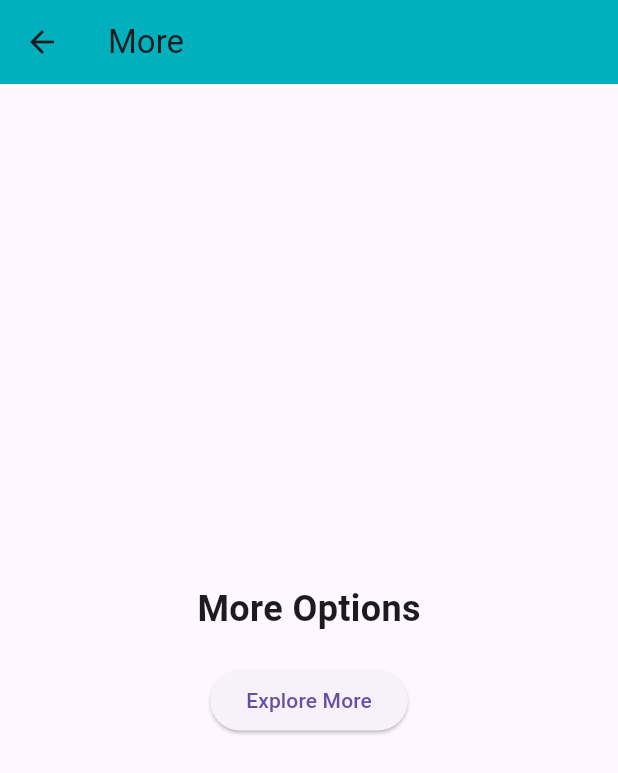
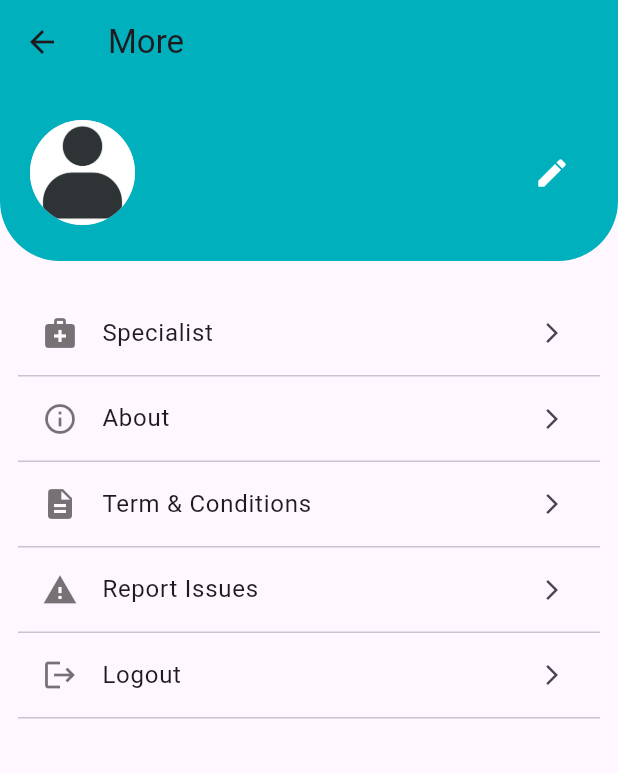
Before and after one commit to adimerpaul/doctorapp, a Flutter app: the MorePage screen opened directly, on a phone screen of 412 x 824 dp. Shown: the top 773 px of the screen. Run offline on Flutter 3.47's test engine with Material 3 defaults, Android fonts, the phone set to English and light mode, and no system bars; our stand-ins replace auto_size_text, carousel_slider, flutter_dotenv, get, sqflite; accounts and stored records are empty; network calls fail.

Commit message:
Funcinando login y logout

```diff
--- a/lib/model/user_model.dart
+++ b/lib/model/user_model.dart
@@ -1,15 +1,37 @@
+import 'package:flutter_dotenv/flutter_dotenv.dart';
+
 class UserModel {
   final String userId;
   final String name;
   final String token;
+  final String? email;
+  final String? avatar;
+  final String? role;
 
-  UserModel({required this.userId, required this.name, required this.token});
+  UserModel({
+    required this.userId,
+    required this.name,
+    required this.token,
+    this.email,
+    this.avatar,
+    this.role,
+  });
 
   factory UserModel.fromMap(Map<String, dynamic> map) {
     return UserModel(
       userId: map['user_id'],
       name: map['name'],
       token: map['token'],
+      email: map['email'],
+      avatar: map['avatar'],
+      role: map['role'],
     );
   }
+
+  /// URL completo del avatar desde IMG_BASE_URL + avatar
+  String get avatarUrl {
+    if (avatar == null || avatar!.isEmpty) return '';
+    final baseUrl = dotenv.env['IMG_BASE_URL'] ?? '';
+    return '$baseUrl/$avatar';
+  }
 }
--- a/lib/view/more/more_page.dart
+++ b/lib/view/more/more_page.dart
@@ -1,7 +1,11 @@
 import 'package:flutter/material.dart';
+import 'package:get/get.dart';
+import '../../controller/auth_controller.dart';
 
 class MorePage extends StatelessWidget {
-  const MorePage({super.key});
+  MorePage({super.key});
+
+  final authController = Get.find<AuthController>();
 
   @override
   Widget build(BuildContext context) {
@@ -10,30 +14,96 @@ class MorePage extends StatelessWidget {
         title: const Text('More'),
         backgroundColor: const Color(0xFF00b0bd),
       ),
-      body: Center(
-        child: Padding(
-          padding: const EdgeInsets.all(16.0),
+      body: Column(
+        children: [
+          Obx(() {
+            final user = authController.currentUser.value;
+
+            return Container(
+              width: double.infinity,
+              decoration: const BoxDecoration(
+                color: Color(0xFF00b0bd),
+                borderRadius: BorderRadius.only(
+                  bottomLeft: Radius.circular(40),
+                  bottomRight: Radius.circular(40),
+                ),
+              ),
+              padding: const EdgeInsets.symmetric(horizontal: 20, vertical: 24),
+              child: Row(
+                children: [
+                  CircleAvatar(
+                    radius: 35,
+                    backgroundImage: (user != null && user.avatarUrl.isNotEmpty)
+                        ? NetworkImage(user.avatarUrl)
+                        : const AssetImage('assets/images/default_avatar.png'),
+                  ),
+                  const SizedBox(width: 16),
+                  Expanded(
                     child: Column(
-            mainAxisAlignment: MainAxisAlignment.center,
+                      crossAxisAlignment: CrossAxisAlignment.start,
                       children: [
-              const Text(
-                'More Options',
-                style: TextStyle(fontSize: 24, fontWeight: FontWeight.bold),
+                        Text(
+                          user?.name ?? 'Nombre de Usuario',
+                          style: const TextStyle(
+                            color: Colors.white,
+                            fontSize: 18,
+                            fontWeight: FontWeight.bold,
                           ),
-              const SizedBox(height: 20),
-              ElevatedButton(
-                onPressed: () {
-                  // Aquí iría la lógica para más opciones
-                },
-                style: ElevatedButton.styleFrom(
-                  // primary: const Color(0xFF00b0bd), // Color del botón
                         ),
-                child: const Text('Explore More'),
+                        Text(
+                          user?.email ?? '',
+                          style: const TextStyle(
+                            color: Colors.white70,
+                            fontSize: 14,
+                          ),
                         ),
                       ],
                     ),
                   ),
+                  IconButton(
+                    onPressed: () {
+                      // TODO: acción editar perfil
+                    },
+                    icon: const Icon(Icons.edit, color: Colors.white),
+                  )
+                ],
+              ),
+            );
+          }),
+
+          const SizedBox(height: 20),
+
+          Expanded(
+            child: ListView(
+              padding: const EdgeInsets.symmetric(horizontal: 12),
+              children: [
+                _buildListTile("Specialist", Icons.medical_services, () {}),
+                _buildListTile("About", Icons.info_outline, () {}),
+                _buildListTile("Term & Conditions", Icons.description, () {}),
+                _buildListTile("Report Issues", Icons.report_problem, () {}),
+                _buildListTile("Logout", Icons.logout, () async {
+                  await authController.logout();
+                  Get.offAllNamed('/home');
+                }),
+              ],
+            ),
+          )
+        ],
       ),
     );
   }
+
+  Widget _buildListTile(String title, IconData icon, VoidCallback onTap) {
+    return Column(
+      children: [
+        ListTile(
+          leading: Icon(icon, color: Colors.black54),
+          title: Text(title),
+          trailing: const Icon(Icons.arrow_forward_ios, size: 16),
+          onTap: onTap,
+        ),
+        const Divider(height: 1),
+      ],
+    );
   }
+}
```
Also changed, not shown: lib/controller/auth_controller.dart (+12 -0 lines), lib/controller/login_controller.dart (+8 -3 lines), lib/main.dart (+5 -2 lines), lib/service/databasehelper.dart (+34 -17 lines), assets/images/default_avatar.png (added). Lines whose indentation alone changed are shown as unchanged.
